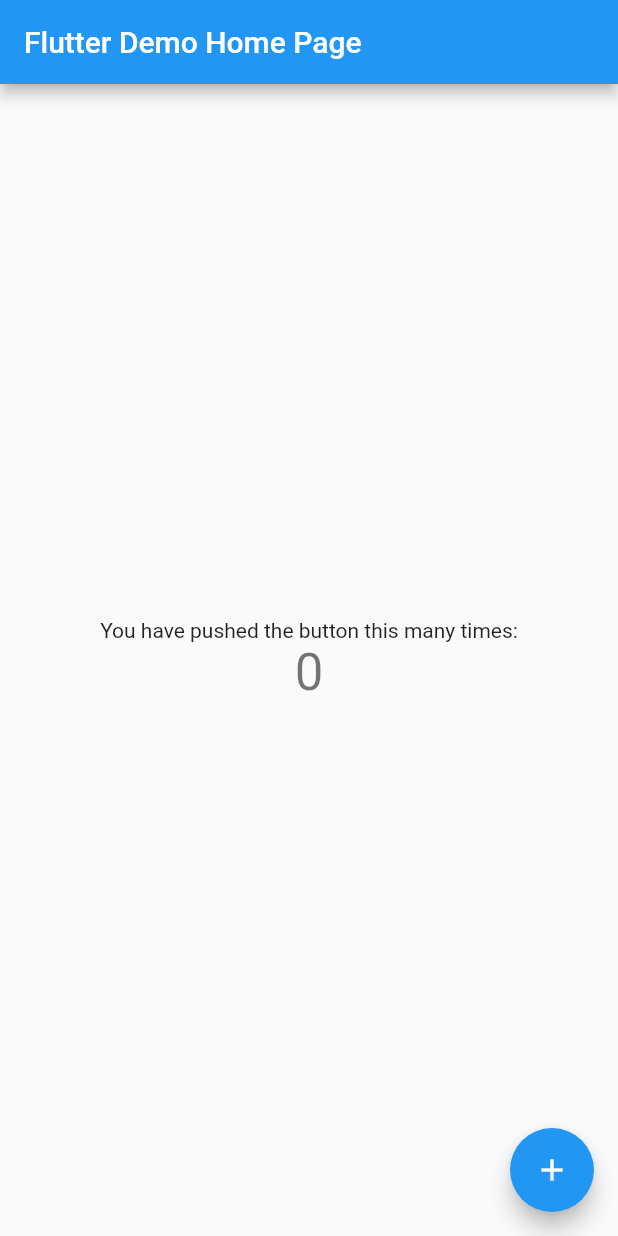
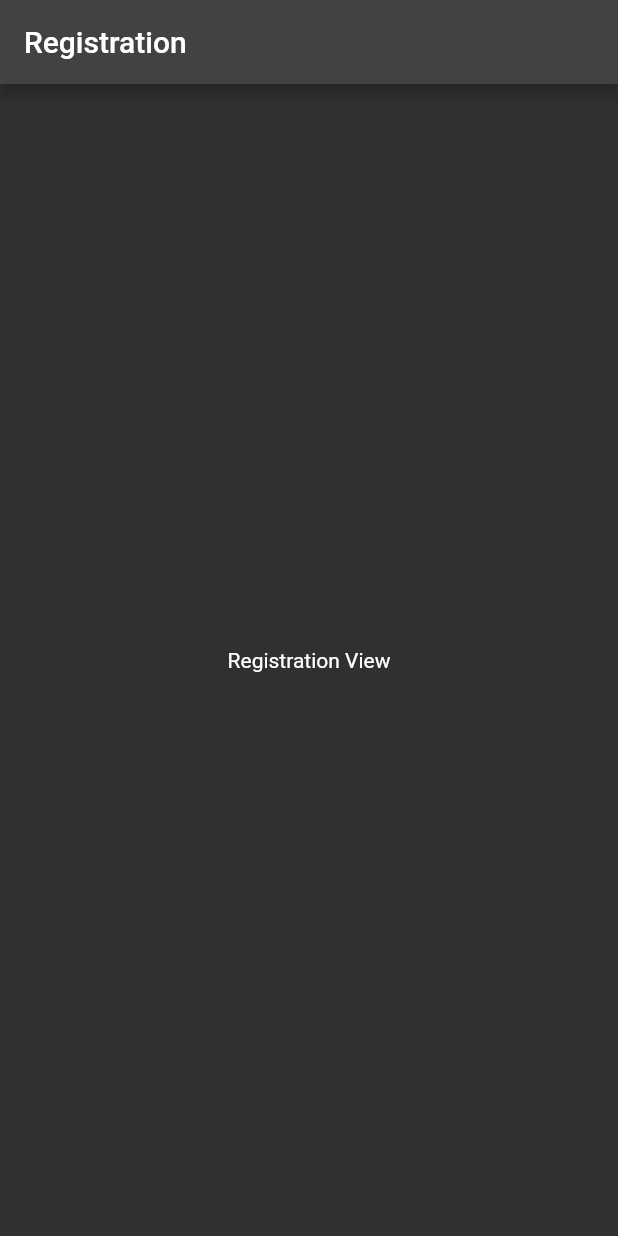
Before and after one commit to LordPrathamesh/ParkMyVehicle, a Flutter app: the screen it shows after launch, on a phone screen of 412 x 824 dp. Run offline on Flutter 3.47's test engine with Material 2 defaults, Android fonts, the phone set to English and light mode, and no system bars; our stand-ins replace connectivity_plus.

Commit message:
Commit Includes: *Added TreeWidget. *Added Check internet connection logic.

```diff
--- /dev/null
+++ b/lib/HomeScreen/RegisterationScreen.dart
@@ -0,0 +1,24 @@
+import 'package:flutter/material.dart';
+import 'package:flutter/src/widgets/framework.dart';
+import 'package:flutter/src/widgets/placeholder.dart';
+
+class RegisterationScreen extends StatefulWidget {
+  const RegisterationScreen({super.key});
+
+  @override
+  State<RegisterationScreen> createState() => _RegisterationScreenState();
+}
+
+class _RegisterationScreenState extends State<RegisterationScreen> {
+  @override
+  Widget build(BuildContext context) {
+    return Scaffold(
+      appBar: AppBar(
+        title: const Text("Registration"),
+      ),
+      body: const Center(
+        child: Text("Registration View"),
+      ),
+    );
+  }
+}
--- /dev/null
+++ b/lib/HomeScreen/index.dart
@@ -0,0 +1 @@
+export 'RegisterationScreen.dart';
--- /dev/null
+++ b/lib/TreeWidget.dart
@@ -0,0 +1,79 @@
+import 'dart:math';
+
+import 'package:connectivity_plus/connectivity_plus.dart';
+import 'package:flutter/material.dart';
+import 'package:flutter/src/widgets/framework.dart';
+import 'package:flutter/src/widgets/placeholder.dart';
+import 'package:parkmyvehicle/HomeScreen/index.dart';
+
+class TreeWidget extends StatefulWidget {
+  const TreeWidget({super.key});
+
+  @override
+  State<TreeWidget> createState() => _TreeWidgetState();
+}
+
+class _TreeWidgetState extends State<TreeWidget> {
+  bool _isLoading = true;
+  bool _isConnectivty = false;
+
+  @override
+  void initState() {
+    super.initState();
+    checkInternetConnectivity();
+  }
+
+  Future<void> checkInternetConnectivity() async {
+    debugPrint("==Checking Connectivity==");
+    var connectivityResult = await (Connectivity().checkConnectivity());
+    if (connectivityResult == ConnectivityResult.mobile ||
+        connectivityResult == ConnectivityResult.wifi ||
+        connectivityResult == ConnectivityResult.ethernet ||
+        connectivityResult == ConnectivityResult.other) {
+      setState(() {
+        _isLoading = false;
+        _isConnectivty = true;
+      });
+      // return true;
+    } else {
+      setState(() {
+        _isLoading = false;
+        _isConnectivty = false;
+      });
+      // return true;
+    }
+  }
+
+  @override
+  Widget build(BuildContext context) {
+    return Scaffold(
+        // appBar: AppBar(),
+        body: _isLoading
+            ? const Center(
+                child: CircularProgressIndicator(),
+              )
+            : _isConnectivty
+                ? const RegisterationScreen()
+                : Center(
+                    child: Column(
+                      mainAxisAlignment: MainAxisAlignment.center,
+                      children: [
+                        const Icon(Icons.signal_wifi_off_outlined),
+                        const SizedBox(
+                          height: 20,
+                        ),
+                        const Text("Please Check Connectivity",
+                            style: TextStyle(fontSize: 18)),
+                        const SizedBox(
+                          height: 20,
+                        ),
+                        IconButton(
+                            onPressed: () {
+                              checkInternetConnectivity();
+                            },
+                            icon: const Icon(Icons.refresh))
+                      ],
+                    ),
+                  ));
+  }
+}
--- a/lib/main.dart
+++ b/lib/main.dart
@@ -1,4 +1,6 @@
 import 'package:flutter/material.dart';
+import 'HomeScreen/index.dart';
+import 'TreeWidget.dart';
 
 void main() {
   runApp(const MyApp());
@@ -11,20 +13,9 @@
   @override
   Widget build(BuildContext context) {
     return MaterialApp(
-      title: 'Flutter Demo',
-      theme: ThemeData(
-        // This is the theme of your application.
-        //
-        // Try running your application with "flutter run". You'll see the
-        // application has a blue toolbar. Then, without quitting the app, try
-        // changing the primarySwatch below to Colors.green and then invoke
-        // "hot reload" (press "r" in the console where you ran "flutter run",
-        // or simply save your changes to "hot reload" in a Flutter IDE).
-        // Notice that the counter didn't reset back to zero; the application
-        // is not restarted.
-        primarySwatch: Colors.blue,
-      ),
-      home: const MyHomePage(title: 'Flutter Demo Home Page'),
+      title: 'Park My Vehicle',
+      theme: ThemeData.dark(),
+      home: const TreeWidget(),
     );
   }
 }
--- a/pubspec.yaml
+++ b/pubspec.yaml
@@ -35,6 +35,7 @@
   # The following adds the Cupertino Icons font to your application.
   # Use with the CupertinoIcons class for iOS style icons.
   cupertino_icons: ^1.0.2
+  connectivity_plus: ^3.0.4
 
 dev_dependencies:
   flutter_test:
```
Also changed, not shown: backup/backup.dart (added, +127 -0 lines), pubspec.lock, 3 other files.
